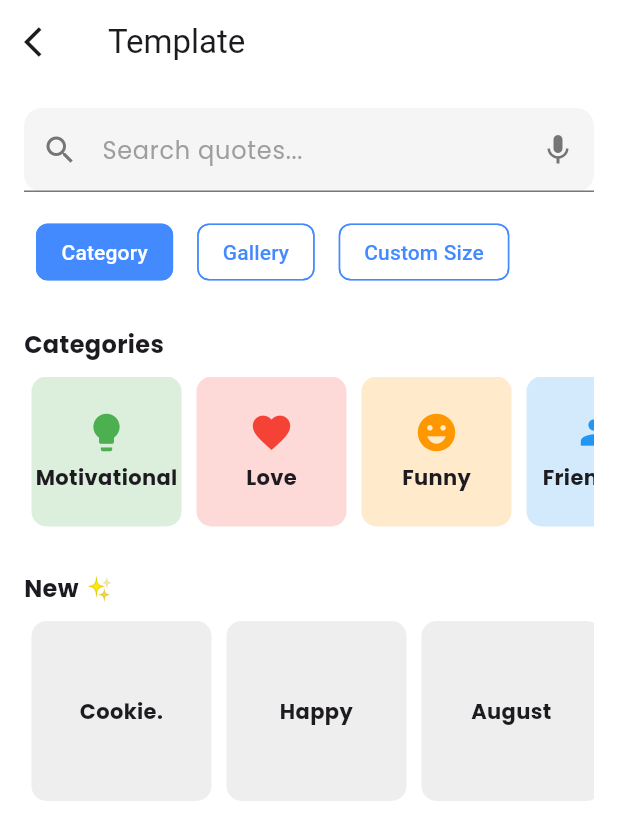
After one commit to Mind-Turf-India/mtquotes, a Flutter app: the TemplatePage screen opened directly, on a phone screen of 412 x 824 dp. The commit adds this screen. Shown: the top 840 px of the screen. Run offline on Flutter 3.47's test engine with Material 3 defaults, Android fonts, the phone set to English and light mode, and no system bars; our stand-ins replace curved_labeled_navigation_bar, firebase_auth, firebase_core, google_fonts, google_sign_in, image_picker and 2 more; missing offline and left inert: iconify_flutter, image_editor_plus; accounts and stored records are empty.

Commit message:
editscreen3

```diff
--- /dev/null
+++ b/lib/screens/Create_Screen/template.dart
@@ -0,0 +1,269 @@
+import 'dart:io';
+import 'package:flutter/cupertino.dart';
+import 'package:flutter/material.dart';
+import 'package:google_fonts/google_fonts.dart';
+import 'package:image_picker/image_picker.dart';
+
+class TemplatePage extends StatefulWidget {
+  @override
+  _TemplatePageState createState() => _TemplatePageState();
+}
+
+class _TemplatePageState extends State<TemplatePage> {
+  int selectedTab = 0;
+  final List<String> tabs = ["Category", "Gallery", "Custom Size"];
+  final TextEditingController _searchController = TextEditingController();
+  File? _image;
+
+  Future<void> _pickImage() async {
+    final pickedFile =
+    await ImagePicker().pickImage(source: ImageSource.gallery);
+
+    if (pickedFile != null) {
+      setState(() {
+        _image = File(pickedFile.path);
+      });
+    }
+  }
+  @override
+  Widget build(BuildContext context) {
+    return Scaffold(
+      backgroundColor: Colors.white,
+      appBar: AppBar(
+        title: Text("Template"),
+        backgroundColor: Colors.white,
+        leading: IconButton(
+          icon: Icon(Icons.arrow_back_ios),
+          onPressed: () => Navigator.pop(context), // Navigate back
+        ),
+      ),
+      body: Padding(
+        padding: const EdgeInsets.all(16.0),
+        child: Column(
+          crossAxisAlignment: CrossAxisAlignment.start,
+          children: [
+            // Search bar
+            Container(
+              decoration: BoxDecoration(
+                color: Colors.grey[100],
+                borderRadius: BorderRadius.circular(12),
+              ),
+              child: TextField(
+                controller: _searchController,
+                decoration: InputDecoration(
+                  hintText: 'Search quotes...',
+                  hintStyle: GoogleFonts.poppins(
+                    color: Colors.grey[500],
+                  ),
+                  prefixIcon: Icon(Icons.search, color: Colors.grey[600]),
+                  suffixIcon: Icon(Icons.mic, color: Colors.grey[600]),
+                  contentPadding:
+                  EdgeInsets.symmetric(horizontal: 20, vertical: 16),
+                ),
+              ),
+            ),
+            SizedBox(height: 16),
+            Row(
+              mainAxisAlignment: MainAxisAlignment.start,
+              children: List.generate(tabs.length, (index) {
+                return Padding(
+                  padding: const EdgeInsets.symmetric(horizontal: 8.0),
+                  child: ChoiceChip(
+                    label: Text(
+                      tabs[index],
+                      style: TextStyle(
+                        color: selectedTab == index
+                            ? Colors.white
+                            : Colors.blueAccent,
+                      ),
+                    ),
+                    selected: selectedTab == index,
+                    selectedColor: Colors.blueAccent,
+                    backgroundColor: Colors.white,
+                    side: BorderSide(color: Colors.blueAccent),
+                    showCheckmark: false,
+                    onSelected: (bool selected) {
+                      setState(() {
+                        selectedTab = index;
+                      });
+                    },
+                  ),
+                );
+              }),
+            ),
+            SizedBox(height: 16),
+            Expanded(
+              child: SingleChildScrollView(
+                child: _buildTabContent(selectedTab),
+              ),
+            ),
+          ],
+        ),
+      ),
+    );
+  }
+
+  Widget _buildTabContent(int index) {
+    return Column(crossAxisAlignment: CrossAxisAlignment.start, children: [
+      if (index == 0) ...[
+        SizedBox(height: 10),
+        Text(
+          "Categories",
+          style: GoogleFonts.poppins(fontSize: 16, fontWeight: FontWeight.bold),
+        ),
+        SizedBox(height: 10),
+        SizedBox(
+          height: 100,
+          child: ListView(
+            scrollDirection: Axis.horizontal,
+            children: [
+              categoryCard(Icons.lightbulb, "Motivational", Colors.green),
+              categoryCard(Icons.favorite, "Love", Colors.red),
+              categoryCard(Icons.emoji_emotions, "Funny", Colors.orange),
+              categoryCard(Icons.people, "Friendship", Colors.blue),
+              categoryCard(Icons.self_improvement, "Life", Colors.purple),
+            ],
+          ),
+        ),
+        SizedBox(height: 30),
+        Text(
+          "New ✨",
+          style: GoogleFonts.poppins(fontSize: 16, fontWeight: FontWeight.bold),
+        ),
+        SizedBox(height: 10),
+        SizedBox(
+          height: 120,
+          child: ListView(
+            scrollDirection: Axis.horizontal,
+            children: [
+              quoteCard("Cookie."),
+              quoteCard("Happy"),
+              quoteCard("August"),
+              quoteCard("Believe in yourself."),
+              quoteCard("Never give up."),
+            ],
+          ),
+        ),
+      ],
+      SizedBox(height: 20),
+      if (index == 1) ...[
+        SizedBox(
+          width: double.infinity,
+          child: Center(
+            child: GestureDetector(
+              onTap: _pickImage,
+              child: Container(
+                padding: EdgeInsets.all(12),
+                decoration: BoxDecoration(
+                  color: Colors.blueAccent,
+                  borderRadius: BorderRadius.circular(8),
+                ),
+                child: Text(
+                  'Select Image from Gallery',
+                  style: GoogleFonts.poppins(
+                    color: Colors.white,
+                    fontSize: 16,),
+                ),
+              ),
+            ),
+          ),
+        ),
+
+        if (_image != null)
+          Padding(
+            padding: EdgeInsets.symmetric(vertical: 40),
+            child: Image.file(
+              _image!,
+              height: 300,
+              width: double.infinity,
+              fit: BoxFit.cover,
+            ),
+          ),
+      ],
+      SizedBox(height: 20),
+      if (index == 2) ...[
+        SizedBox(
+          height: 900,
+          child: GridView.builder(
+              shrinkWrap: true,
+              physics: AlwaysScrollableScrollPhysics(),
+              gridDelegate: SliverGridDelegateWithFixedCrossAxisCount(
+                crossAxisCount: 3,
+                childAspectRatio: 0.6,
+                crossAxisSpacing: 8,
+                mainAxisSpacing: 9,
+              ),
+              itemCount: 9,
+              itemBuilder: (context, index) {
+                List<String> sizes = [
+                  "Standard (4:3)",
+                  "Wide (19:6)",
+                  "Common (3:2)",
+                  "Square (1:1)",
+                  "Narrow (5:4)",
+                  "Vertical (9:16)",
+                  "Ultra Wide (21:9)",
+                  "Portrait (10:16)",
+                  "Panoramic (32:9)"
+                ];
+                return Column(
+                  children: [
+                    Expanded(
+                      child: Container(
+                        decoration: BoxDecoration(
+                          border: Border.all(color: Colors.black),
+                          borderRadius: BorderRadius.circular(8),
+                        ),
+                      ),
+                    ),
+                    SizedBox(height: 4),
+                    Text(sizes[index],
+                        style: GoogleFonts.poppins(
+                            fontSize: 12, fontWeight: FontWeight.w500)),
+                  ],
+                );
+              }),
+        )
+      ]
+    ]);
+  }
+  Widget categoryCard(IconData icon, String title, Color color) {
+    return Container(
+      width: 100,
+      margin: EdgeInsets.symmetric(horizontal: 5),
+      decoration: BoxDecoration(
+        color: color.withOpacity(0.2),
+        borderRadius: BorderRadius.circular(10),
+      ),
+      child: Column(
+        mainAxisAlignment: MainAxisAlignment.center,
+        children: [
+          Icon(icon, color: color, size: 30),
+          SizedBox(height: 5),
+          Text(title,
+              style: GoogleFonts.poppins(
+                  fontSize: 14, fontWeight: FontWeight.bold)),
+        ],
+      ),
+    );
+  }
+
+  Widget quoteCard(String quote) {
+    return Container(
+      width: 120,
+      margin: EdgeInsets.symmetric(horizontal: 5),
+      padding: EdgeInsets.all(10),
+      decoration: BoxDecoration(
+        color: Colors.grey[200],
+        borderRadius: BorderRadius.circular(10),
+      ),
+      child: Center(
+        child: Text(
+          quote,
+          textAlign: TextAlign.center,
+          style: GoogleFonts.poppins(fontSize: 14, fontWeight: FontWeight.bold),
+        ),
+      ),
+    );
+  }
+}
--- a/pubspec.yaml
+++ b/pubspec.yaml
@@ -41,8 +41,10 @@ dependencies:
   curved_labeled_navigation_bar: ^2.0.6
   iconify_flutter: ^0.0.7
   lucide_icons: ^0.257.0
-  shared_preferences: ^2.5.2
+  shared_preferences: ^2.3.3
   google_sign_in: ^6.2.2
+  image_editor_plus: ^1.0.6
+  image_picker: ^1.1.2
 
 dev_dependencies:
   flutter_test:
```
Also changed, not shown: lib/screens/Create_Screen/edit_screen.dart (added, +162 -0 lines), lib/screens/User_Home/create_button.dart (+18 -6 lines), pubspec.lock, 7 other files.
